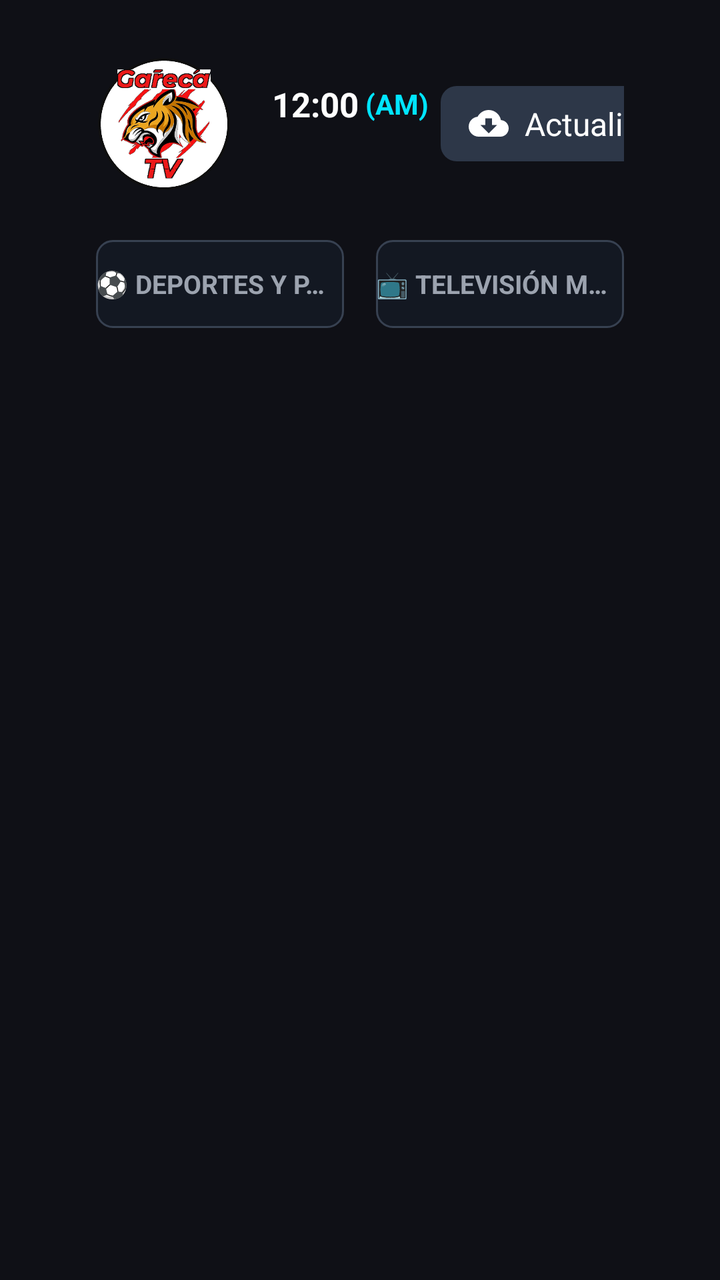
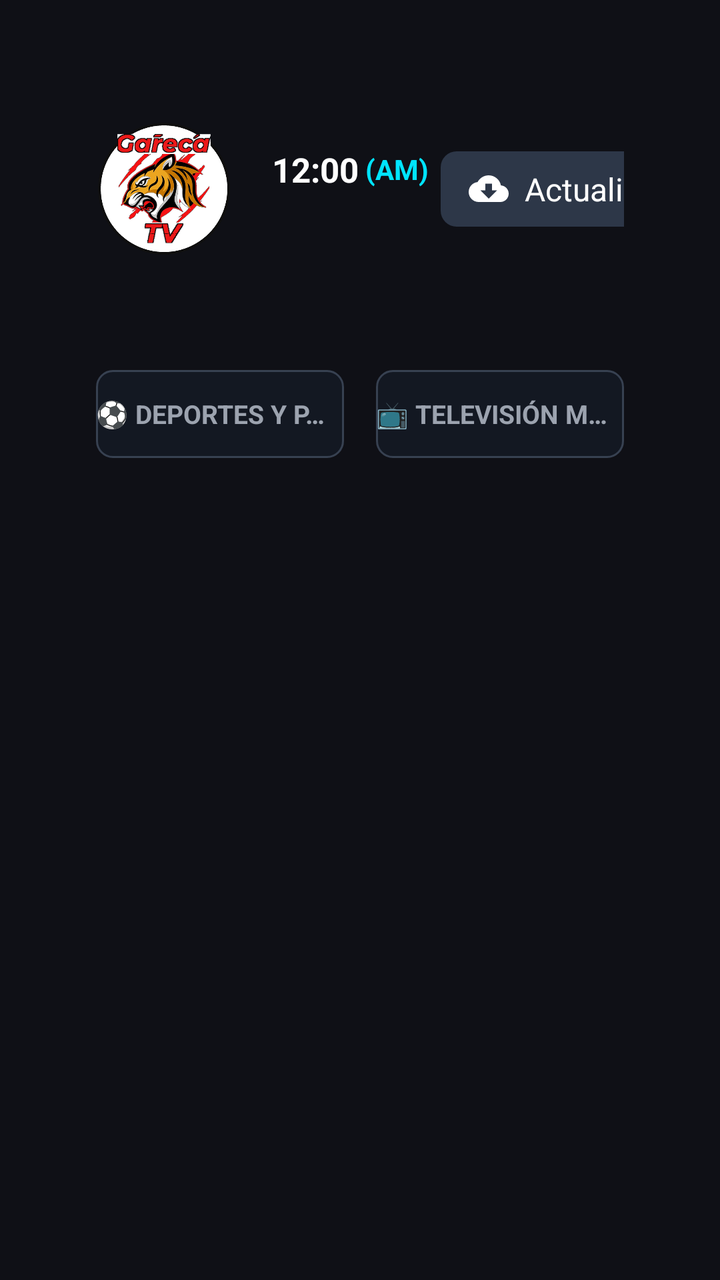

An Android layout rendered at two revisions. The XML below is the earlier revision; the diff shows what the commit changed to produce the second picture.
<!-- AndroidManifest.xml: application theme Theme.GarecaTV -->
<!-- res/layout/activity_main.xml -->
<?xml version="1.0" encoding="utf-8"?>
<LinearLayout xmlns:android="http://schemas.android.com/apk/res/android"
    xmlns:app="http://schemas.android.com/apk/res-auto"
    android:id="@+id/mainRootLayout"
    android:layout_width="match_parent"
    android:layout_height="match_parent"
    android:orientation="vertical"
    android:background="@color/bg_dark"
    android:paddingStart="48dp"
    android:paddingEnd="48dp"
    android:paddingTop="28dp"
    android:paddingBottom="28dp">

    
    <LinearLayout
        android:layout_width="match_parent"
        android:layout_height="wrap_content"
        android:orientation="horizontal"
        android:gravity="center_vertical"
        android:layout_marginBottom="24dp">

        <ImageView
            android:id="@+id/ivLogo"
            android:layout_width="68dp"
            android:layout_height="68dp"
            android:scaleType="fitCenter"
            android:src="@drawable/app_icon"
            android:contentDescription="@string/app_name" />

        <LinearLayout
            android:layout_width="wrap_content"
            android:layout_height="wrap_content"
            android:orientation="vertical"
            android:layout_marginStart="20dp"
            android:gravity="start|center_vertical">

            
            <LinearLayout
                android:id="@+id/llHeaderClock"
                android:layout_width="wrap_content"
                android:layout_height="wrap_content"
                android:orientation="horizontal"
                android:gravity="center_vertical">

                <TextClock
                    android:id="@+id/textClock"
                    android:layout_width="wrap_content"
                    android:layout_height="wrap_content"
                    android:format12Hour="hh:mm"
                    android:format24Hour="HH:mm"
                    android:textSize="17sp"
                    android:textStyle="bold"
                    android:textColor="@color/text_primary" />

                <TextClock
                    android:id="@+id/textClockAmPm"
                    android:layout_width="wrap_content"
                    android:layout_height="wrap_content"
                    android:format12Hour=" (a)"
                    android:format24Hour=""
                    android:textSize="14sp"
                    android:textStyle="bold"
                    android:textColor="@color/accent" />

                <TextView
                    android:id="@+id/tvTimeZone"
                    android:layout_width="wrap_content"
                    android:layout_height="wrap_content"
                    android:text=""
                    android:textSize="13sp"
                    android:textStyle="bold"
                    android:textColor="@color/text_secondary"
                    android:layout_marginStart="6dp" />
            </LinearLayout>

            
            <LinearLayout
                android:layout_width="wrap_content"
                android:layout_height="wrap_content"
                android:orientation="horizontal"
                android:gravity="center_vertical"
                android:layout_marginTop="2dp">

                <TextView
                    android:id="@+id/tvDate"
                    android:layout_width="wrap_content"
                    android:layout_height="wrap_content"
                    android:text=""
                    android:textSize="13sp"
                    android:textColor="@color/text_secondary" />

                <TextView
                    android:id="@+id/tvAppVersion"
                    android:layout_width="wrap_content"
                    android:layout_height="wrap_content"
                    android:text=""
                    android:textSize="13sp"
                    android:textStyle="bold"
                    android:textColor="@color/accent"
                    android:layout_marginStart="8dp" />
            </LinearLayout>
        </LinearLayout>

        <View
            android:layout_width="0dp"
            android:layout_height="1dp"
            android:layout_weight="1" />

        
        <LinearLayout
            android:layout_width="wrap_content"
            android:layout_height="wrap_content"
            android:orientation="vertical"
            android:gravity="end">

            
            <LinearLayout
                android:layout_width="wrap_content"
                android:layout_height="wrap_content"
                android:orientation="horizontal"
                android:gravity="center_vertical">

                <LinearLayout
                    android:id="@+id/btnUpdate"
                    android:layout_width="wrap_content"
                    android:layout_height="wrap_content"
                    android:orientation="horizontal"
                    android:gravity="center_vertical"
                    android:focusable="true"
                    android:clickable="true"
                    android:paddingStart="14dp"
                    android:paddingEnd="16dp"
                    android:paddingTop="8dp"
                    android:paddingBottom="8dp"
                    android:layout_marginEnd="12dp"
                    android:background="@drawable/button_focus_selector">

                    <ImageView
                        android:id="@+id/ivUpdateIcon"
                        android:layout_width="20dp"
                        android:layout_height="20dp"
                        android:src="@drawable/ic_cloud_download"
                        android:duplicateParentState="true"
                        app:tint="@color/button_text_selector"
                        android:contentDescription="Actualizar APK" />

                    <TextView
                        android:id="@+id/tvUpdateLabel"
                        android:layout_width="wrap_content"
                        android:layout_height="wrap_content"
                        android:text="Actualizado"
                        android:textSize="16sp"
                        android:duplicateParentState="true"
                        android:textColor="@color/button_text_selector"
                        android:layout_marginStart="8dp" />
                </LinearLayout>

                <TextView
                    android:id="@+id/btnRefresh"
                    android:layout_width="wrap_content"
                    android:layout_height="wrap_content"
                    android:text="Recargar"
                    android:textSize="16sp"
                    android:textColor="@color/button_text_selector"
                    android:focusable="true"
                    android:clickable="true"
                    android:paddingStart="16dp"
                    android:paddingEnd="16dp"
                    android:paddingTop="8dp"
                    android:paddingBottom="8dp"
                    android:background="@drawable/button_focus_selector" />
            </LinearLayout>

            
            <TextView
                android:id="@+id/tvHeaderButtonHint"
                android:layout_width="wrap_content"
                android:layout_height="wrap_content"
                android:layout_marginTop="4dp"
                android:layout_marginEnd="2dp"
                android:textSize="11sp"
                android:textColor="@color/accent"
                android:textStyle="bold"
                android:visibility="gone"
                android:text="" />
        </LinearLayout>
    </LinearLayout>

    
    <LinearLayout
        android:id="@+id/llModeSelector"
        android:layout_width="match_parent"
        android:layout_height="wrap_content"
        android:orientation="horizontal"
        android:gravity="center_vertical"
        android:layout_marginBottom="14dp">

        <LinearLayout
            android:id="@+id/btnModeSports"
            android:layout_width="0dp"
            android:layout_height="44dp"
            android:layout_weight="1"
            android:orientation="horizontal"
            android:gravity="center"
            android:focusable="true"
            android:clickable="true"
            android:layout_marginEnd="8dp"
            android:background="@drawable/mode_button_selector">

            <TextView
                android:id="@+id/tvModeSportsLabel"
                android:layout_width="wrap_content"
                android:layout_height="wrap_content"
                android:text="⚽ DEPORTES Y PARTIDOS"
                android:textSize="13sp"
                android:singleLine="true"
                android:ellipsize="end"
                android:textStyle="bold"
                android:textColor="@color/mode_button_text_selector"
                android:duplicateParentState="true" />
        </LinearLayout>

        <LinearLayout
            android:id="@+id/btnModeWorldTv"
            android:layout_width="0dp"
            android:layout_height="44dp"
            android:layout_weight="1"
            android:orientation="horizontal"
            android:gravity="center"
            android:focusable="true"
            android:clickable="true"
            android:layout_marginStart="8dp"
            android:background="@drawable/mode_button_selector">

            <TextView
                android:id="@+id/tvModeWorldTvLabel"
                android:layout_width="wrap_content"
                android:layout_height="wrap_content"
                android:text="📺 TELEVISIÓN MUNDIAL"
                android:textSize="13sp"
                android:singleLine="true"
                android:ellipsize="end"
                android:textStyle="bold"
                android:textColor="@color/mode_button_text_selector"
                android:duplicateParentState="true" />
        </LinearLayout>
    </LinearLayout>

    
    <androidx.recyclerview.widget.RecyclerView
        android:id="@+id/rvCategories"
        android:layout_width="match_parent"
        android:layout_height="wrap_content"
        android:orientation="horizontal"
        android:clipToPadding="false"
        android:descendantFocusability="afterDescendants"
        android:layout_marginBottom="16dp"
        android:focusable="false" />

    
    <LinearLayout
        android:id="@+id/searchContainer"
        android:layout_width="match_parent"
        android:layout_height="wrap_content"
        android:orientation="horizontal"
        android:gravity="center_vertical"
        android:visibility="gone"
        android:layout_marginBottom="16dp">

        <LinearLayout
            android:id="@+id/btnVoiceSearchReplay"
            android:layout_width="44dp"
            android:layout_height="44dp"
            android:gravity="center"
            android:focusable="true"
            android:clickable="true"
            android:background="@drawable/voice_button_selector"
            android:nextFocusUp="@id/rvCategories"
            android:nextFocusDown="@id/rvEvents"
            android:nextFocusRight="@id/etSearch">

            <ImageView
                android:layout_width="22dp"
                android:layout_height="22dp"
                android:src="@drawable/ic_google_mic"
                android:duplicateParentState="true"
                android:contentDescription="Búsqueda por voz" />
        </LinearLayout>

        
        <LinearLayout
            android:id="@+id/searchBoxContainerReplay"
            android:layout_width="0dp"
            android:layout_height="44dp"
            android:layout_weight="1"
            android:layout_marginStart="8dp"
            android:layout_marginEnd="8dp"
            android:orientation="horizontal"
            android:gravity="center_vertical"
            android:background="@drawable/search_box_selector"
            android:addStatesFromChildren="true">

            <com.gareca.tv.SearchEditText
                android:id="@+id/etSearch"
                android:layout_width="0dp"
                android:layout_height="match_parent"
                android:layout_weight="1"
                android:background="@android:color/transparent"
                android:hint="Buscar repetición por partido o fecha (ej: Madrid, 10/10)..."
                android:textColor="@color/text_primary"
                android:textColorHint="@color/text_secondary"
                android:paddingStart="16dp"
                android:paddingEnd="8dp"
                android:textSize="15sp"
                android:singleLine="true"
                android:imeOptions="actionSearch"
                android:inputType="text"
                android:focusable="true"
                android:focusableInTouchMode="true"
                android:cursorVisible="false"
                android:nextFocusUp="@id/rvCategories"
                android:nextFocusDown="@id/rvEvents"
                android:nextFocusLeft="@id/btnVoiceSearchReplay"
                android:nextFocusRight="@id/btnClearSearchText" />

            <ImageView
                android:id="@+id/btnClearSearchText"
                android:layout_width="30dp"
                android:layout_height="30dp"
                android:layout_marginEnd="6dp"
                android:padding="6dp"
                android:src="@drawable/ic_close"
                android:background="@drawable/button_focus_selector"
                android:focusable="true"
                android:clickable="true"
                android:focusableInTouchMode="true"
                android:visibility="gone"
                android:contentDescription="Borrar texto y escribir"
                android:nextFocusUp="@id/rvCategories"
                android:nextFocusDown="@id/rvEvents"
                android:nextFocusLeft="@id/etSearch"
                android:nextFocusRight="@id/btnSearchReplay" />
        </LinearLayout>

        <LinearLayout
            android:id="@+id/btnSearchReplay"
            android:layout_width="44dp"
            android:layout_height="44dp"
            android:gravity="center"
            android:focusable="true"
            android:clickable="true"
            android:background="@drawable/button_focus_selector"
            android:nextFocusUp="@id/rvCategories"
            android:nextFocusDown="@id/rvEvents"
            android:nextFocusLeft="@id/etSearch"
            android:nextFocusRight="@id/btnSortDate">

            <ImageView
                android:id="@+id/ivSearchIconReplay"
                android:layout_width="22dp"
                android:layout_height="22dp"
                android:src="@drawable/ic_search"
                android:duplicateParentState="true"
                app:tint="@color/button_text_selector"
                android:contentDescription="Buscar" />
        </LinearLayout>

        <Button
            android:id="@+id/btnSortDate"
            android:layout_width="wrap_content"
            android:layout_height="44dp"
            android:layout_marginStart="8dp"
            android:text="📅 Fecha (Recientes)"
            android:textSize="14sp"
            android:textStyle="bold"
            android:textColor="@color/button_text_selector"
            android:background="@drawable/button_focus_selector"
            android:paddingStart="16dp"
            android:paddingEnd="16dp"
            android:focusable="true"
            android:clickable="true"
            android:nextFocusUp="@id/rvCategories"
            android:nextFocusDown="@id/rvEvents"
            android:nextFocusLeft="@id/btnSearchReplay"
            android:nextFocusRight="@id/btnSortName" />

        <Button
            android:id="@+id/btnSortName"
            android:layout_width="wrap_content"
            android:layout_height="44dp"
            android:layout_marginStart="8dp"
            android:text="🔤 Nombre (A-Z)"
            android:textSize="14sp"
            android:textStyle="bold"
            android:textColor="@color/button_text_selector"
            android:background="@drawable/button_focus_selector"
            android:paddingStart="16dp"
            android:paddingEnd="16dp"
            android:focusable="true"
            android:clickable="true"
            android:nextFocusUp="@id/rvCategories"
            android:nextFocusDown="@id/rvEvents"
            android:nextFocusLeft="@id/btnSortDate" />
    </LinearLayout>

    
    <LinearLayout
        android:id="@+id/globalSearchContainer"
        android:layout_width="match_parent"
        android:layout_height="wrap_content"
        android:orientation="horizontal"
        android:gravity="center_vertical"
        android:visibility="gone"
        android:layout_marginBottom="16dp">

        <LinearLayout
            android:id="@+id/btnVoiceGlobalSearch"
            android:layout_width="44dp"
            android:layout_height="44dp"
            android:gravity="center"
            android:focusable="true"
            android:clickable="true"
            android:background="@drawable/voice_button_selector"
            android:nextFocusUp="@id/rvCategories"
            android:nextFocusDown="@id/rvEvents"
            android:nextFocusRight="@id/etGlobalSearch">

            <ImageView
                android:layout_width="22dp"
                android:layout_height="22dp"
                android:src="@drawable/ic_google_mic"
                android:duplicateParentState="true"
                android:contentDescription="Búsqueda por voz" />
        </LinearLayout>

        
        <LinearLayout
            android:id="@+id/searchBoxContainerGlobal"
            android:layout_width="0dp"
            android:layout_height="44dp"
            android:layout_weight="1"
            android:layout_marginStart="8dp"
            android:layout_marginEnd="8dp"
            android:orientation="horizontal"
            android:gravity="center_vertical"
            android:background="@drawable/search_box_selector"
            android:addStatesFromChildren="true">

            <com.gareca.tv.SearchEditText
                android:id="@+id/etGlobalSearch"
                android:layout_width="0dp"
                android:layout_height="match_parent"
                android:layout_weight="1"
                android:background="@android:color/transparent"
                android:hint="Buscar equipo o canal en TODO GarecaTV (ej: Madrid, Boca, ESPN)..."
                android:textColor="@color/text_primary"
                android:textColorHint="@color/text_secondary"
                android:paddingStart="16dp"
                android:paddingEnd="8dp"
                android:textSize="15sp"
                android:singleLine="true"
                android:imeOptions="actionSearch"
                android:inputType="text"
                android:focusable="true"
                android:focusableInTouchMode="true"
                android:cursorVisible="false"
                android:nextFocusUp="@id/rvCategories"
                android:nextFocusDown="@id/rvEvents"
                android:nextFocusLeft="@id/btnVoiceGlobalSearch"
                android:nextFocusRight="@id/btnClearGlobalText" />

            <ImageView
                android:id="@+id/btnClearGlobalText"
                android:layout_width="30dp"
                android:layout_height="30dp"
                android:layout_marginEnd="6dp"
                android:padding="6dp"
                android:src="@drawable/ic_close"
                android:background="@drawable/button_focus_selector"
                android:focusable="true"
                android:clickable="true"
                android:focusableInTouchMode="true"
                android:visibility="gone"
                android:contentDescription="Borrar texto y escribir"
                android:nextFocusUp="@id/rvCategories"
                android:nextFocusDown="@id/rvEvents"
                android:nextFocusLeft="@id/etGlobalSearch"
                android:nextFocusRight="@id/btnSearchGlobal" />
        </LinearLayout>

        <LinearLayout
            android:id="@+id/btnSearchGlobal"
            android:layout_width="44dp"
            android:layout_height="44dp"
            android:gravity="center"
            android:focusable="true"
            android:clickable="true"
            android:background="@drawable/button_focus_selector"
            android:nextFocusUp="@id/rvCategories"
            android:nextFocusDown="@id/rvEvents"
            android:nextFocusLeft="@id/btnClearGlobalText"
            android:nextFocusRight="@id/btnSortNameGlobal">

            <ImageView
                android:id="@+id/ivSearchIconGlobal"
                android:layout_width="22dp"
                android:layout_height="22dp"
                android:src="@drawable/ic_search"
                android:duplicateParentState="true"
                app:tint="@color/button_text_selector"
                android:contentDescription="Buscar" />
        </LinearLayout>

        <Button
            android:id="@+id/btnSortNameGlobal"
            android:layout_width="wrap_content"
            android:layout_height="44dp"
            android:layout_marginStart="8dp"
            android:text="🔤 Nombre (A-Z)"
            android:textSize="14sp"
            android:textStyle="bold"
            android:textColor="@color/button_text_selector"
            android:background="@drawable/button_focus_selector"
            android:paddingStart="16dp"
            android:paddingEnd="16dp"
            android:focusable="true"
            android:clickable="true"
            android:nextFocusUp="@id/rvCategories"
            android:nextFocusDown="@id/rvEvents"
            android:nextFocusLeft="@id/btnSearchGlobal" />
    </LinearLayout>

    
    <androidx.recyclerview.widget.RecyclerView
        android:id="@+id/rvSuggestions"
        android:layout_width="match_parent"
        android:layout_height="wrap_content"
        android:orientation="vertical"
        android:visibility="gone"
        android:layout_marginBottom="12dp"
        android:descendantFocusability="afterDescendants"
        android:focusable="true"
        android:focusableInTouchMode="true" />

    
    <LinearLayout
        android:id="@+id/llMasterDetailContainer"
        android:layout_width="match_parent"
        android:layout_height="0dp"
        android:layout_weight="1"
        android:orientation="horizontal">

        
        <androidx.recyclerview.widget.RecyclerView
            android:id="@+id/rvSidebarCategories"
            android:layout_width="200dp"
            android:layout_height="match_parent"
            android:orientation="vertical"
            android:visibility="gone"
            android:clipToPadding="false"
            android:layout_marginEnd="8dp"
            android:descendantFocusability="afterDescendants"
            android:focusable="false" />

        
        <androidx.recyclerview.widget.RecyclerView
            android:id="@+id/rvSidebarCountries"
            android:layout_width="200dp"
            android:layout_height="match_parent"
            android:orientation="vertical"
            android:visibility="gone"
            android:clipToPadding="false"
            android:layout_marginEnd="8dp"
            android:descendantFocusability="afterDescendants"
            android:focusable="false" />

        
        <LinearLayout
            android:id="@+id/flEventsContainer"
            android:layout_width="0dp"
            android:layout_height="match_parent"
            android:layout_weight="1"
            android:orientation="vertical">

            
            <LinearLayout
                android:id="@+id/llMobileFilterBar"
                android:layout_width="match_parent"
                android:layout_height="wrap_content"
                android:orientation="horizontal"
                android:gravity="center_vertical"
                android:layout_marginBottom="10dp"
                android:visibility="gone">

                <Button
                    android:id="@+id/btnMobileCategoryFilter"
                    android:layout_width="0dp"
                    android:layout_height="40dp"
                    android:layout_weight="1"
                    android:background="@drawable/button_focus_selector"
                    android:textColor="@color/white"
                    android:textSize="13sp"
                    android:textStyle="bold"
                    android:textAllCaps="false"
                    android:text="📂 Categoría: Todas ▾"
                    android:paddingStart="12dp"
                    android:paddingEnd="12dp"
                    android:layout_marginEnd="6dp" />

                <Button
                    android:id="@+id/btnMobileCountryFilter"
                    android:layout_width="0dp"
                    android:layout_height="40dp"
                    android:layout_weight="1"
                    android:background="@drawable/button_focus_selector"
                    android:textColor="@color/white"
                    android:textSize="13sp"
                    android:textStyle="bold"
                    android:textAllCaps="false"
                    android:text="🌍 País: Todos ▾"
                    android:paddingStart="12dp"
                    android:paddingEnd="12dp"
                    android:visibility="gone" />
            </LinearLayout>

            
            <TextView
                android:id="@+id/tvChannelPositionIndicator"
                android:layout_width="match_parent"
                android:layout_height="wrap_content"
                android:paddingStart="8dp"
                android:paddingEnd="8dp"
                android:paddingBottom="6dp"
                android:textSize="12sp"
                android:textStyle="bold"
                android:textColor="#38BDF8"
                android:visibility="gone"
                android:singleLine="true"
                android:ellipsize="end" />

            
            <androidx.recyclerview.widget.RecyclerView
                android:id="@+id/rvSubcategories"
                android:layout_width="match_parent"
                android:layout_height="wrap_content"
                android:orientation="horizontal"
                android:paddingBottom="8dp"
                android:clipToPadding="false"
                android:descendantFocusability="afterDescendants"
                android:focusable="false"
                android:visibility="gone" />

            <FrameLayout
                android:layout_width="match_parent"
                android:layout_height="0dp"
                android:layout_weight="1">

                <ProgressBar
                    android:id="@+id/progressBar"
                    android:layout_width="wrap_content"
                    android:layout_height="wrap_content"
                    android:layout_gravity="center"
                    android:visibility="visible" />

                <TextView
                    android:id="@+id/tvEmpty"
                    android:layout_width="wrap_content"
                    android:layout_height="wrap_content"
                    android:layout_gravity="center"
                    android:text="@string/loading_events"
                    android:textColor="@color/text_secondary"
                    android:textSize="18sp"
                    android:visibility="gone" />

                <androidx.recyclerview.widget.RecyclerView
                    android:id="@+id/rvEvents"
                    android:layout_width="match_parent"
                    android:layout_height="match_parent"
                    android:clipToPadding="false"
                    android:descendantFocusability="afterDescendants"
                    android:focusable="false" />
            </FrameLayout>
        </LinearLayout>
    </LinearLayout>
</LinearLayout>
<!-- resources referenced by this layout -->
<resources>
  <color name="accent">#00E5FF</color>
  <color name="bg_dark">#0F1016</color>
  <color name="text_primary">#FFFFFF</color>
  <color name="text_secondary">#9CA3AF</color>
  <color name="white">#FFFFFF</color>
  <!-- drawable button_focus_selector (drawable) -->
  <selector xmlns:android="http://schemas.android.com/apk/res/android">
      <item android:state_focused="true">
          <shape android:shape="rectangle">
              <solid android:color="@color/accent" />
              <corners android:radius="8dp" />
          </shape>
      </item>
      <item>
          <shape android:shape="rectangle">
              <solid android:color="#2D3748" />
              <corners android:radius="8dp" />
          </shape>
      </item>
  </selector>
  <!-- drawable ic_close (drawable) -->
  <vector xmlns:android="http://schemas.android.com/apk/res/android"
      android:width="24dp"
      android:height="24dp"
      android:viewportWidth="24"
      android:viewportHeight="24">
      <path
          android:fillColor="#FFFFFFFF"
          android:pathData="M19,6.41L17.59,5 12,10.59 6.41,5 5,6.41 10.59,12 5,17.59 6.41,19 12,13.41 17.59,19 19,17.59 13.41,12z"/>
  </vector>
  <!-- drawable ic_cloud_download (drawable) -->
  <vector xmlns:android="http://schemas.android.com/apk/res/android"
      android:width="24dp"
      android:height="24dp"
      android:viewportWidth="24"
      android:viewportHeight="24">
      <path
          android:fillColor="#FFFFFFFF"
          android:pathData="M19.35,10.04C18.67,6.59 15.64,4 12,4 9.11,4 6.6,5.64 5.35,8.04 2.34,8.36 0,10.91 0,14c0,3.31 2.69,6 6,6h13c2.76,0 5,-2.24 5,-5 0,-2.64 -2.05,-4.78 -4.65,-4.96zM17,13l-5,5 -5,-5h3V9h4v4h3z" />
  </vector>
  <!-- drawable ic_search (drawable) -->
  <vector xmlns:android="http://schemas.android.com/apk/res/android"
      android:width="24dp"
      android:height="24dp"
      android:viewportWidth="24"
      android:viewportHeight="24">
      <path
          android:fillColor="@color/white"
          android:pathData="M15.5,14h-0.79l-0.28,-0.27C15.41,12.59 16,11.11 16,9.5 16,5.91 13.09,3 9.5,3S3,5.91 3,9.5 5.91,16 9.5,16c1.61,0 3.09,-0.59 4.23,-1.57l0.27,0.28v0.79l5,4.99L20.49,19l-4.99,-5zm-6,0C7.01,14 5,11.99 5,9.5S7.01,5 9.5,5 14,7.01 14,9.5 11.99,14 9.5,14z"/>
  </vector>
  <!-- drawable search_box_selector (drawable) -->
  <?xml version="1.0" encoding="utf-8"?>
  <selector xmlns:android="http://schemas.android.com/apk/res/android">
      
      <item android:state_focused="true">
          <shape android:shape="rectangle">
              <solid android:color="#252D3F" />
              <stroke android:width="2dp" android:color="@color/accent" />
              <corners android:radius="8dp" />
          </shape>
      </item>
      
      <item>
          <shape android:shape="rectangle">
              <solid android:color="#1A1D27" />
              <stroke android:width="1dp" android:color="#374151" />
              <corners android:radius="8dp" />
          </shape>
      </item>
  </selector>
  <string name="app_name">GarecaTV</string>
  <string name="loading_events">Cargando eventos...</string>
  <style name="Theme.GarecaTV" parent="Theme.AppCompat.NoActionBar">
          <item name="android:windowBackground">@drawable/splash_window_background</item>
          <item name="android:textColor">@color/text_primary</item>
          <item name="colorPrimary">@color/accent</item>
          <item name="android:windowNoTitle">true</item>
          <item name="android:windowFullscreen">true</item>
      </style>
  <!-- drawable splash_window_background (drawable) -->
  <?xml version="1.0" encoding="utf-8"?>
  <layer-list xmlns:android="http://schemas.android.com/apk/res/android">
      <item>
          <color android:color="@color/bg_dark" />
      </item>
      <item
          android:width="120dp"
          android:height="120dp"
          android:gravity="center">
          <bitmap
              android:gravity="center"
              android:src="@drawable/app_icon" />
      </item>
  </layer-list>
  <!-- unchanged entries left out for length: 4 -->
</resources>

<!-- the commit's change to res/layout/activity_main.xml (unified diff, before → after) -->
@@ -169,6 +169,24 @@
                     android:paddingTop="8dp"
                     android:paddingBottom="8dp"
                     android:background="@drawable/button_focus_selector" />
+
+                <TextView
+                    android:id="@+id/btnHelpBadge"
+                    android:layout_width="wrap_content"
+                    android:layout_height="wrap_content"
+                    android:text="❓ Ayuda"
+                    android:textSize="14sp"
+                    android:textStyle="bold"
+                    android:textColor="@color/button_text_selector"
+                    android:focusable="true"
+                    android:clickable="true"
+                    android:paddingStart="14dp"
+                    android:paddingEnd="14dp"
+                    android:paddingTop="8dp"
+                    android:paddingBottom="8dp"
+                    android:layout_marginStart="8dp"
+                    android:background="@drawable/button_focus_selector"
+                    android:contentDescription="Guía de tipos de señal" />
             </LinearLayout>
 
             
